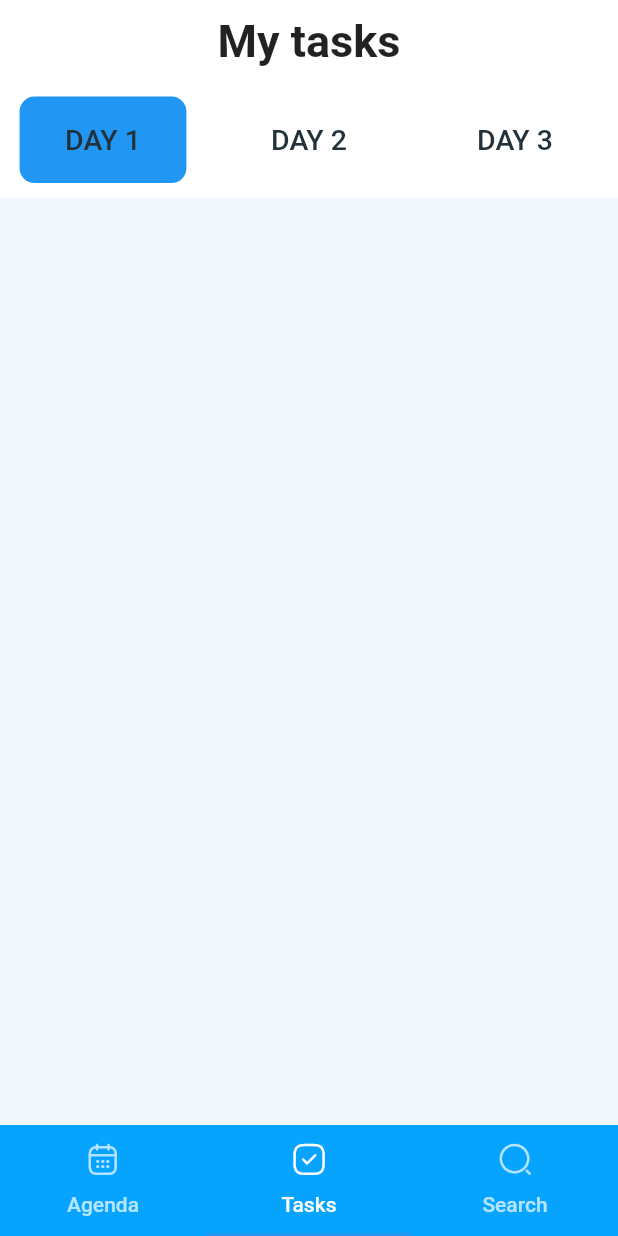
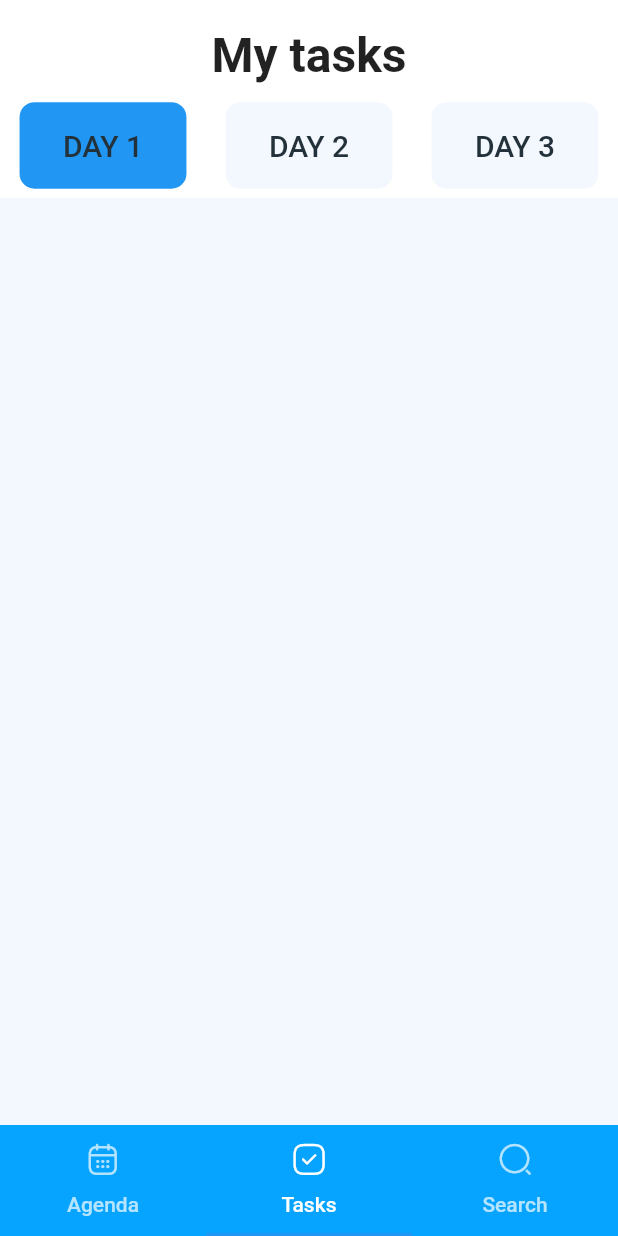
Before and after one commit to ScientificClubofESI/cse-organizers-app, a Flutter app: the screen it shows after launch, item 2 of the bottom bar chosen, on a phone screen of 412 x 824 dp. Run offline on Flutter 3.47's test engine with Material 2 defaults, Android fonts, the phone set to English and light mode, and no system bars; drawn by our look-alikes of auto_size_text.

```diff
--- a/lib/pages/home/tasks_page.dart
+++ b/lib/pages/home/tasks_page.dart
@@ -16,8 +16,6 @@ class TasksPage extends StatefulWidget {
 class _TasksPageState extends State<TasksPage> {
   int activebutton = 1;
   int index = 1;
-  Color background = Colors.white70; // prblm hna
-  Color text = Colors.black;
 
   void clicked(int index) {
     setState(() {
@@ -26,6 +24,7 @@ class _TasksPageState extends State<TasksPage> {
   }
 
   List<Task> taskList = [];
+
   List<Task> taskListDay1 = [
     const Task(
         normal_task: true,
@@ -122,6 +121,7 @@ class _TasksPageState extends State<TasksPage> {
           mainAxisAlignment: MainAxisAlignment.start,
           children: [
             Container(
+              padding: EdgeInsets.only(top: 12),
               alignment: Alignment.center,
               color: Colors.white,
               height: hauteur * 0.16,
@@ -135,7 +135,9 @@ class _TasksPageState extends State<TasksPage> {
                         'My tasks',
                         maxLines: 1,
                         style: TextStyle(
-                            fontSize: 30, fontWeight: FontWeight.w600),
+                            fontSize: 32,
+                            fontFamily: "CSEOrganizersApp",
+                            fontWeight: FontWeight.w600),
                       ),
                     ),
                     Row(
@@ -160,7 +162,8 @@ class _TasksPageState extends State<TasksPage> {
                                     elevation: 0,
                                   )
                                 : ElevatedButton.styleFrom(
-                                    backgroundColor: background,
+                                    backgroundColor: constants
+                                        .colors['background']!['light'],
                                     fixedSize:
                                         Size(largeur * 0.27, hauteur * 0.07),
                                     shape: RoundedRectangleBorder(
@@ -170,7 +173,7 @@ class _TasksPageState extends State<TasksPage> {
                                   ),
                             child: AutoSizeText('DAY 1',
                                 style: TextStyle(
-                                    fontSize: 19,
+                                    fontSize: 20,
                                     color: constants.colors['neutral']![900]),
                                 maxLines: 1)),
                         ElevatedButton(
@@ -192,7 +195,8 @@ class _TasksPageState extends State<TasksPage> {
                                     elevation: 0,
                                   )
                                 : ElevatedButton.styleFrom(
-                                    backgroundColor: background,
+                                    backgroundColor: constants
+                                        .colors['background']!['light'],
                                     fixedSize:
                                         Size(largeur * 0.27, hauteur * 0.07),
                                     shape: RoundedRectangleBorder(
@@ -202,7 +206,7 @@ class _TasksPageState extends State<TasksPage> {
                                   ),
                             child: AutoSizeText('DAY 2',
                                 style: TextStyle(
-                                    fontSize: 19,
+                                    fontSize: 20,
                                     color: constants.colors['neutral']![900]),
                                 maxLines: 1)),
                         ElevatedButton(
@@ -224,7 +228,8 @@ class _TasksPageState extends State<TasksPage> {
                                     elevation: 0,
                                   )
                                 : ElevatedButton.styleFrom(
-                                    backgroundColor: background,
+                                    backgroundColor: constants
+                                        .colors['background']!['light'],
                                     fixedSize:
                                         Size(largeur * 0.27, hauteur * 0.07),
                                     shape: RoundedRectangleBorder(
@@ -234,7 +239,7 @@ class _TasksPageState extends State<TasksPage> {
                                   ),
                             child: AutoSizeText('DAY 3',
                                 style: TextStyle(
-                                    fontSize: 19,
+                                    fontSize: 20,
                                     color: constants.colors['neutral']![900]),
                                 maxLines: 1))
                       ],
```
Also changed, not shown: lib/Widget/tasks_Participant_Button.dart (+15 -8 lines), lib/Widget/tasks_ScanButton.dart (+4 -5 lines).
